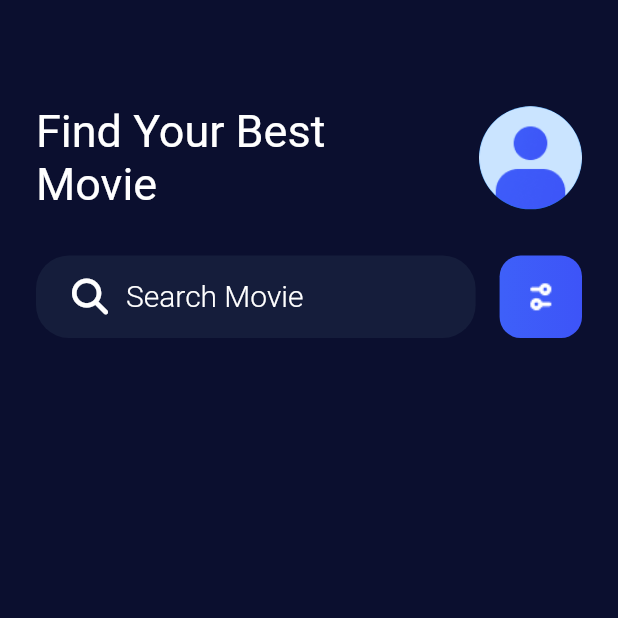
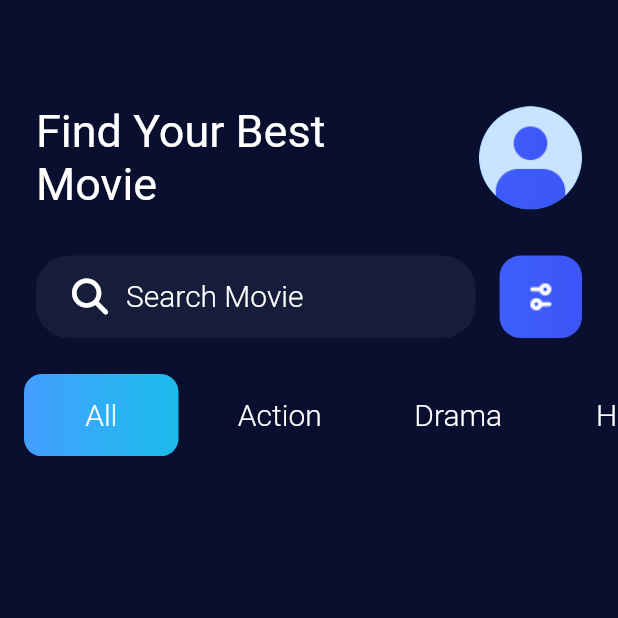
Before and after one commit to nguyenkhanh96/flutter_app_2022_movie_ticket_app, a Flutter app: the screen it shows after launch, on a phone screen of 412 x 824 dp, the top half of it. Run offline on Flutter 3.47's test engine with Material 2 defaults, Android fonts, the phone set to English and light mode, and no system bars; our stand-ins replace font_awesome_flutter.

Commit message:
#3 - Create List Category TabBar

```diff
--- /dev/null
+++ b/lib/src/model/cast.dart
@@ -0,0 +1,6 @@
+class Cast {
+  String name;
+  String profileImageUrl;
+
+  Cast({required this.name, required this.profileImageUrl});
+}
--- /dev/null
+++ b/lib/src/model/movie.dart
@@ -0,0 +1,100 @@
+import '../constants/asset_path.dart';
+import 'cast.dart';
+
+enum TicketStates { idle, busy, active }
+
+//app data right here
+class Movie {
+  String posterImg;
+  String backgroundImg;
+  String title;
+  String trailerImg;
+  List<Cast> casters;
+  List<String> trailers;
+
+  Movie(
+      {required this.posterImg,
+      required this.backgroundImg,
+      required this.title,
+      required this.trailerImg,
+      required this.casters,
+      required this.trailers});
+}
+
+final List<String> genres = [
+  'All',
+  'Action',
+  'Drama',
+  'Honor',
+  'Romance',
+  'Fantasy'
+];
+
+final List<Movie> movies = [
+  Movie(
+      backgroundImg: AssetPath.backgroundRalph,
+      posterImg: AssetPath.posterRalphx2,
+      title: 'Wreck It Ralph 2',
+      trailerImg: '',
+      casters: [
+        Cast(name: 'Reilly', profileImageUrl: AssetPath.castJohnCReilly),
+        Cast(name: 'Silverman', profileImageUrl: AssetPath.castSarahSilverman),
+        Cast(name: 'McBrayer', profileImageUrl: AssetPath.castJackMcBrayer),
+        Cast(name: 'Henson', profileImageUrl: AssetPath.castTarajiPHenson),
+      ],
+      trailers: [
+        AssetPath.trailerRalph1x2,
+        AssetPath.trailerRalph2x2
+      ]),
+  Movie(
+      backgroundImg: AssetPath.backgroundOnward,
+      posterImg: AssetPath.posterOnwardx2,
+      title: 'Onward',
+      trailerImg: '',
+      casters: [],
+      trailers: []),
+  Movie(
+      backgroundImg: AssetPath.backgroundDragon,
+      posterImg: AssetPath.posterDragonx2,
+      title: 'How To Train Your Dargon',
+      trailerImg: '',
+      casters: [],
+      trailers: []),
+];
+
+final List<String> days = ['SAT', 'SUN', 'MON', 'TUE'];
+final List<String> times = ['12:20', '14:30', '16:40', '19:00'];
+
+final List<TicketStates> dateStates = [
+  TicketStates.idle,
+  TicketStates.active,
+  TicketStates.busy,
+  TicketStates.idle
+];
+final List<TicketStates> timeStates_1 = [
+  TicketStates.idle,
+  TicketStates.idle,
+  TicketStates.busy,
+  TicketStates.idle
+];
+final List<TicketStates> timeStates_2 = [
+  TicketStates.idle,
+  TicketStates.busy,
+  TicketStates.active,
+  TicketStates.idle
+];
+final List<TicketStates> timeStates_3 = [
+  TicketStates.idle,
+  TicketStates.busy,
+  TicketStates.idle,
+  TicketStates.idle
+];
+final List<TicketStates> timeStates_4 = [
+  TicketStates.idle,
+  TicketStates.busy,
+  TicketStates.idle,
+  TicketStates.idle
+];
+
+final List<String> seatRow = ['A', 'B', 'C', 'D', 'E'];
+final List<String> seatNumber = ['1', '2', '3', '4', '5', '6'];
--- a/lib/src/modules/home/components/Category_bar.dart
+++ b/lib/src/modules/home/components/Category_bar.dart
@@ -0,0 +1,63 @@
+// ignore_for_file: file_names
+
+import 'package:flutter/material.dart';
+import 'package:flutter_app_2022_movie_ticket_app/src/config/app_color.dart';
+import 'package:flutter_app_2022_movie_ticket_app/src/config/text_style.dart';
+import 'package:flutter_app_2022_movie_ticket_app/src/model/movie.dart';
+
+class CategoryBar extends StatefulWidget {
+  const CategoryBar({
+    Key? key,
+    required this.size,
+  }) : super(key: key);
+
+  final Size size;
+
+  @override
+  State<CategoryBar> createState() => _CategoryBarState();
+}
+
+class _CategoryBarState extends State<CategoryBar> {
+  int selectedIndex = 0;
+  @override
+  Widget build(BuildContext context) {
+    return SizedBox(
+      height: widget.size.height / 15,
+      child: ListView.builder(
+        scrollDirection: Axis.horizontal,
+        itemCount: genres.length,
+        itemBuilder: (context, index) {
+          return GestureDetector(
+            onTap: () {
+              setState(() {
+                selectedIndex = index;
+              });
+            },
+            child: Container(
+              margin: const EdgeInsets.only(left: 16),
+              alignment: Alignment.center,
+              width: widget.size.width / 4,
+              decoration: selectedIndex == index
+                  ? BoxDecoration(
+                      borderRadius: BorderRadius.circular(12),
+                      gradient: LinearGradient(
+                        colors: [
+                          GradientPalette.lightBlue1,
+                          GradientPalette.lightBlue2,
+                        ],
+                      ),
+                    )
+                  : const BoxDecoration(
+                      color: Colors.transparent,
+                    ),
+              child: Text(
+                genres[index],
+                style: TxtStyle.heading3Medium,
+              ),
+            ),
+          );
+        },
+      ),
+    );
+  }
+}
--- a/lib/src/modules/home/home_page.dart
+++ b/lib/src/modules/home/home_page.dart
@@ -1,4 +1,5 @@
 import 'package:flutter/material.dart';
+import 'package:flutter_app_2022_movie_ticket_app/src/modules/home/components/Category_bar.dart';
 import 'package:flutter_app_2022_movie_ticket_app/src/modules/home/components/header.dart';
 import 'package:flutter_app_2022_movie_ticket_app/src/modules/home/components/search_bar.dart';
 
@@ -15,8 +16,9 @@ class HomePage extends StatelessWidget {
             //header
             HomeHeader(size: size),
             //search bar
-            SearchBar(size: size)
+            SearchBar(size: size),
             //category bar
+            CategoryBar(size: size),
           ],
         ),
       ),
```
